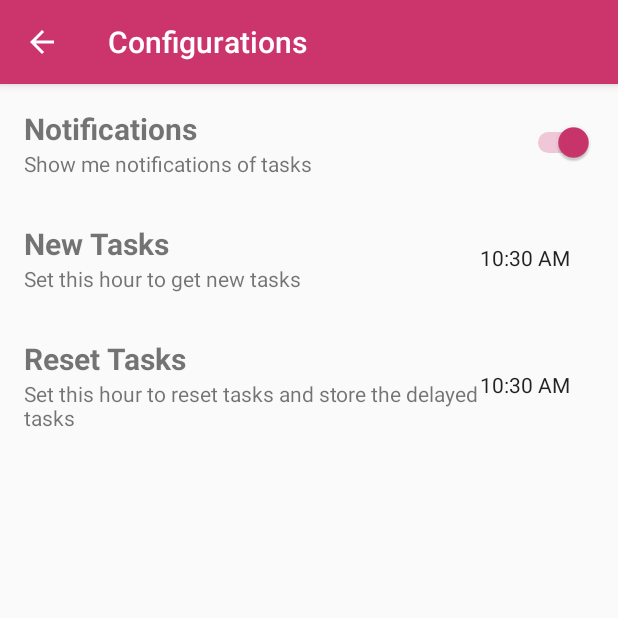
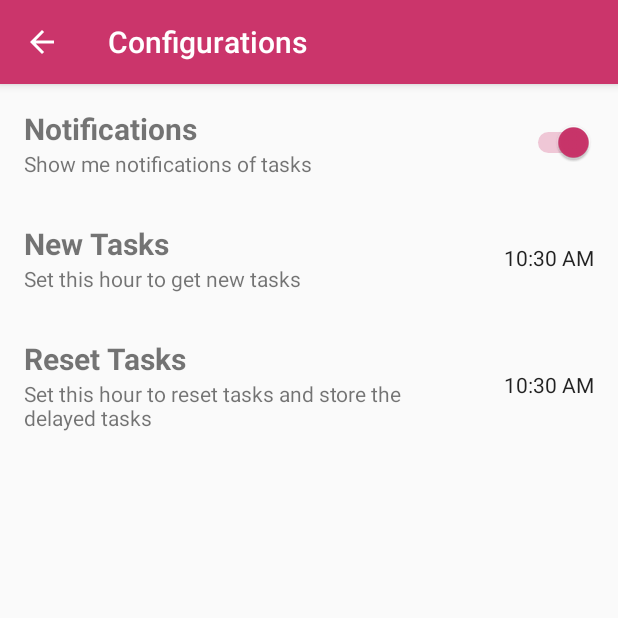
Before and after one commit to GabeConsalter/ReMorning, an Android app: the screen it shows after launch once a user with an empty profile is signed in (ConfigActivity), after a tap on "Configurations", on a phone screen of 412 x 824 dp, the top half of it. Run offline under Robolectric (Android 15) with nearby library versions, the phone set to English and light mode, and no system bars; our stand-ins replace Firebase (no records; nobody signed in at launch, a user with empty details on screens opened directly), Picasso; 2 other taps on this screen came first.

Commit message:
Solve issues: #1, #2

```diff
--- a/app/src/main/res/layout/activity_new_task.xml
+++ b/app/src/main/res/layout/activity_new_task.xml
@@ -29,6 +29,6 @@
         android:layout_height="wrap_content"
         android:layout_gravity="bottom|end"
         android:layout_margin="@dimen/fab_margin"
-        app:srcCompat="@drawable/ic_done" />
+        app:srcCompat="@drawable/ic_done"/>
 
 </android.support.design.widget.CoordinatorLayout>
--- a/app/src/main/res/layout/content_config.xml
+++ b/app/src/main/res/layout/content_config.xml
@@ -44,7 +44,7 @@
             android:layout_width="match_parent"
             android:layout_height="match_parent"
             android:layout_gravity="right"
-            android:layout_weight="4"
+            android:layout_weight="3"
             android:orientation="horizontal">
 
             <Switch
@@ -92,7 +92,7 @@
             android:layout_width="match_parent"
             android:layout_height="match_parent"
             android:layout_gravity="right"
-            android:layout_weight="4"
+            android:layout_weight="3"
             android:orientation="horizontal">
 
             <TextClock
@@ -100,7 +100,8 @@
                 android:layout_width="wrap_content"
                 android:layout_height="wrap_content"
                 android:layout_gravity="center_vertical"
-                android:layout_weight="1" />
+                android:layout_weight="1"
+                android:textAlignment="textEnd" />
         </LinearLayout>
 
     </LinearLayout>
@@ -139,7 +140,7 @@
             android:layout_width="match_parent"
             android:layout_height="match_parent"
             android:layout_gravity="right"
-            android:layout_weight="4"
+            android:layout_weight="3"
             android:orientation="horizontal">
 
             <TextClock
@@ -147,7 +148,8 @@
                 android:layout_width="wrap_content"
                 android:layout_height="wrap_content"
                 android:layout_gravity="center_vertical"
-                android:layout_weight="1" />
+                android:layout_weight="1"
+                android:textAlignment="textEnd" />
         </LinearLayout>
 
     </LinearLayout>
--- a/app/src/main/res/layout/content_new_task.xml
+++ b/app/src/main/res/layout/content_new_task.xml
@@ -9,7 +9,9 @@
     android:weightSum="1"
     app:layout_behavior="@string/appbar_scrolling_view_behavior"
     tools:context="gabeconsalter.remorning.NewTaskActivity"
-    tools:showIn="@layout/activity_new_task">
+    tools:showIn="@layout/activity_new_task"
+    android:descendantFocusability="beforeDescendants"
+    android:focusableInTouchMode="true">
 
     <TextView
         android:id="@+id/txtNewWhat"
@@ -30,7 +32,7 @@
         android:id="@+id/txtNewWhen"
         android:layout_width="wrap_content"
         android:layout_height="wrap_content"
-        android:text="@string/whenTask" />
+        android:text="@string/whenTask"/>
 
     <CalendarView
         android:id="@+id/calendarView"
--- a/app/src/main/res/values/strings.xml
+++ b/app/src/main/res/values/strings.xml
@@ -34,4 +34,7 @@
     <string name="todayTasks">Today Tasks</string>
     <string name="oldTasks">Old Tasks</string>
     <string name="relaxBoy">Relax boy, you have more... nothing to do!</string>
+    <string name="loginFailed">Google Login failed</string>
+    <string name="close">Close</string>
+    <string name="closeMsg">Are you sure you want to close Remorning?</string>
 </resources>
```
Also changed, not shown: app/src/main/java/gabeconsalter/remorning/LoginActivity.java (+9 -10 lines), app/src/main/java/gabeconsalter/remorning/MainActivity.java (+11 -1 lines), app/src/main/java/gabeconsalter/remorning/NewTaskActivity.java (+34 -3 lines).
